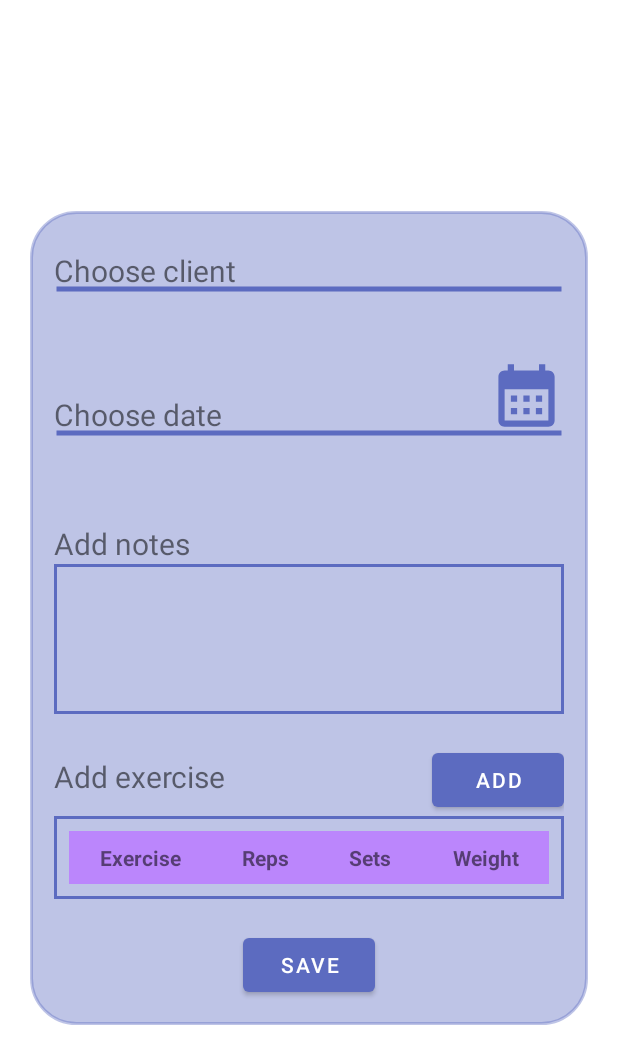
After one commit to Axi20/Project_ShapeShifters, an Android app: the layout fragment_add_workouts.xml on its own in the app's theme, with its tools: preview values and no code run, on a phone screen of 412 x 824 dp. The commit adds this screen. Shown: the top 1064 px of the screen. Run offline under Robolectric (Android 15) with nearby library versions, the phone set to English and light mode, and no system bars.

Commit message:
Add workout fragment and logic

```diff
--- a/app/src/main/java/com/grow/shapeshifters/ui/add_clients/AddClientsFragment.java
+++ b/app/src/main/java/com/grow/shapeshifters/ui/add_clients/AddClientsFragment.java
@@ -153,6 +153,7 @@ public class AddClientsFragment extends Fragment {
         } else {
             Toast.makeText(getActivity(), "Failed to add client, try again!", Toast.LENGTH_SHORT).show();
         }
+        db.close();
     }
 
     /**
--- a/app/src/main/java/com/grow/shapeshifters/ui/manage_clients/ManageClientsFragment.java
+++ b/app/src/main/java/com/grow/shapeshifters/ui/manage_clients/ManageClientsFragment.java
@@ -26,8 +26,6 @@ public class ManageClientsFragment extends Fragment {
 
     public View onCreateView(@NonNull LayoutInflater inflater,
                              ViewGroup container, Bundle savedInstanceState) {
-        ManageClientsViewModel manageClientsFragment =
-                new ViewModelProvider(this).get(ManageClientsViewModel.class);
 
         binding = FragmentManageClientsBinding.inflate(inflater, container, false);
 
@@ -69,6 +67,7 @@ public class ManageClientsFragment extends Fragment {
 
         // Notify the adapter that the data has changed.
         adapter.notifyDataSetChanged();
+        db.close();
     }
 
     @Override
--- /dev/null
+++ b/app/src/main/res/drawable/border.xml
@@ -0,0 +1,11 @@
+<?xml version="1.0" encoding="utf-8"?>
+<shape xmlns:android="http://schemas.android.com/apk/res/android">
+    <stroke
+        android:width="2dp"
+        android:color="@color/purple"/>
+    <padding
+        android:left="10dp"
+        android:top="10dp"
+        android:right="10dp"
+        android:bottom="10dp" />
+</shape>
--- /dev/null
+++ b/app/src/main/res/drawable/ic_calendar.xml
@@ -0,0 +1,5 @@
+<vector android:height="24dp" android:tint="#000000"
+    android:viewportHeight="24" android:viewportWidth="24"
+    android:width="24dp" xmlns:android="http://schemas.android.com/apk/res/android">
+    <path android:fillColor="@android:color/white" android:pathData="M19,4h-1V2h-2v2H8V2H6v2H5C3.89,4 3.01,4.9 3.01,6L3,20c0,1.1 0.89,2 2,2h14c1.1,0 2,-0.9 2,-2V6C21,4.9 20.1,4 19,4zM19,20H5V10h14V20zM9,14H7v-2h2V14zM13,14h-2v-2h2V14zM17,14h-2v-2h2V14zM9,18H7v-2h2V18zM13,18h-2v-2h2V18zM17,18h-2v-2h2V18z"/>
+</vector>
--- /dev/null
+++ b/app/src/main/res/drawable/underline.xml
@@ -0,0 +1,6 @@
+<?xml version="1.0" encoding="utf-8"?>
+<shape xmlns:android="http://schemas.android.com/apk/res/android" android:shape="line">
+    <stroke android:width="3dp" android:color="@color/purple"/>
+    <padding android:bottom="25dp"/>
+    <size android:height="50dp" />
+</shape>
--- /dev/null
+++ b/app/src/main/res/layout/fragment_add_workouts.xml
@@ -0,0 +1,153 @@
+<?xml version="1.0" encoding="utf-8"?>
+<androidx.constraintlayout.widget.ConstraintLayout xmlns:android="http://schemas.android.com/apk/res/android"
+    xmlns:app="http://schemas.android.com/apk/res-auto"
+    xmlns:tools="http://schemas.android.com/tools"
+    android:layout_width="match_parent"
+    android:layout_height="match_parent"
+    tools:context=".ui.add_workouts.AddWorkoutsFragment">
+
+    <LinearLayout
+        android:layout_width="match_parent"
+        android:layout_height="wrap_content"
+        android:layout_margin="20dp"
+        android:background="@drawable/rounded_background"
+        android:backgroundTint="#665C6BC0"
+        android:foregroundGravity="center"
+        android:gravity="center"
+        android:orientation="vertical"
+        android:padding="16dp"
+        app:layout_constraintBottom_toBottomOf="parent"
+        app:layout_constraintEnd_toEndOf="parent"
+        app:layout_constraintStart_toStartOf="parent"
+        app:layout_constraintTop_toTopOf="parent">
+
+        <LinearLayout
+            android:layout_width="match_parent"
+            android:layout_height="wrap_content"
+            android:layout_marginTop="10dp"
+            android:background="@drawable/underline"
+            android:orientation="horizontal">
+
+            <TextView
+                android:layout_width="0dp"
+                android:layout_height="wrap_content"
+                android:layout_weight="1"
+                android:text="Choose client"
+                android:textSize="20sp" />
+
+            <Spinner
+                android:id="@+id/choose_client_spinner"
+                android:layout_width="wrap_content"
+                android:layout_height="wrap_content"
+                android:hint="choose_client" />
+        </LinearLayout>
+
+        <LinearLayout
+            android:layout_width="match_parent"
+            android:layout_height="wrap_content"
+            android:layout_marginTop="20dp"
+            android:background="@drawable/underline"
+            android:orientation="horizontal">
+
+            <TextView
+                android:id="@+id/date_of_workout"
+                android:layout_width="0dp"
+                android:layout_height="wrap_content"
+                android:layout_gravity="center"
+                android:layout_weight="1"
+                android:text="Choose date"
+                android:textSize="20sp" />
+
+            <Button
+                android:id="@+id/add_date_btn"
+                android:layout_width="50dp"
+                android:layout_height="50dp"
+                android:layout_marginBottom="25dp"
+                android:background="@drawable/ic_calendar" />
+        </LinearLayout>
+
+        <TextView
+            android:layout_width="wrap_content"
+            android:layout_height="wrap_content"
+            android:layout_gravity="start"
+            android:layout_marginTop="10dp"
+            android:text="Add notes"
+            android:textSize="20sp" />
+
+        <EditText
+            android:id="@+id/add_notes"
+            android:layout_width="match_parent"
+            android:layout_height="100dp"
+            android:background="@drawable/border"
+            android:inputType="textMultiLine"
+            android:paddingLeft="5dp" />
+
+        <LinearLayout
+            android:layout_width="match_parent"
+            android:layout_height="wrap_content"
+            android:layout_marginTop="20dp"
+            android:orientation="horizontal">
+
+            <TextView
+                android:layout_width="0dp"
+                android:layout_height="wrap_content"
+                android:layout_weight="1"
+                android:text="Add exercise"
+                android:textSize="20sp" />
+
+            <Button
+                android:id="@+id/add_exercise_btn"
+                android:layout_width="wrap_content"
+                android:layout_height="wrap_content"
+                android:text="Add" />
+        </LinearLayout>
+
+        <TableLayout
+            android:id="@+id/exercises_table"
+            android:layout_width="match_parent"
+            android:layout_height="wrap_content"
+            android:background="@drawable/border"
+            android:stretchColumns="*">
+
+            <TableRow
+                android:layout_width="match_parent"
+                android:layout_height="wrap_content"
+                android:background="@color/purple_200">
+
+                <TextView
+                    android:gravity="center"
+                    android:padding="8dp"
+                    android:text="Exercise"
+                    android:textStyle="bold" />
+
+                <TextView
+                    android:gravity="center"
+                    android:padding="8dp"
+                    android:text="Reps"
+                    android:textStyle="bold" />
+
+                <TextView
+                    android:gravity="center"
+                    android:padding="8dp"
+                    android:text="Sets"
+                    android:textStyle="bold" />
+
+                <TextView
+                    android:gravity="center"
+                    android:padding="8dp"
+                    android:text="Weight"
+                    android:textStyle="bold" />
+            </TableRow>
+            <!-- TableRows will be added dynamically here -->
+        </TableLayout>
+
+        <Button
+            android:id="@+id/add_workout_btn"
+            android:layout_width="wrap_content"
+            android:layout_height="wrap_content"
+            android:layout_marginTop="20dp"
+            android:text="save" />
+    </LinearLayout>
+
+
+</androidx.constraintlayout.widget.ConstraintLayout>
--- a/app/src/main/res/layout/fragment_personal_trainings.xml
+++ b/app/src/main/res/layout/fragment_personal_trainings.xml
@@ -68,10 +68,13 @@
                 app:cardCornerRadius="10dp">
 
                 <LinearLayout
+                    android:id="@+id/add_workout_layout"
                     android:layout_width="match_parent"
                     android:layout_height="wrap_content"
                     android:background="@color/purple"
                     android:gravity="center_horizontal"
+                    android:focusable="true"
+                    android:clickable="true"
                     android:orientation="vertical">
 
                     <ImageView
--- a/app/src/main/res/values/strings.xml
+++ b/app/src/main/res/values/strings.xml
@@ -48,6 +48,12 @@
     <string name="hint_membership_start_date">Membership start date</string>
     <string name="hint_weight_kg">Weight (kg)</string>
     <string name="hint_body_fat_percentage">Body Fat Percentage (%)</string>
+    <string name="menu_add_workouts">Add workouts</string>
+    <string name="exercise_name">Name of the exercise</string>
+    <string name="reps">Repetition count</string>
+    <string name="sets">How many set</string>
+    <string name="weight">Add the weight (kg)</string>
+    <string name="menu_manage_workouts">Manage workouts</string>
 
 
 </resources>
```
Also changed, not shown: app/src/main/java/com/grow/shapeshifters/DatabaseHelper.java (+97 -0 lines), app/src/main/java/com/grow/shapeshifters/ui/add_workouts/AddWorkoutsFragment.java (added, +211 -0 lines), app/src/main/java/com/grow/shapeshifters/ui/manage_clients/Client.java (+8 -0 lines), app/src/main/java/com/grow/shapeshifters/ui/manage_clients/ManageClientsViewModel.java (deleted, +0 -19 lines), app/src/main/java/com/grow/shapeshifters/ui/manage_workouts/Exercise.java (added, +64 -0 lines), app/src/main/java/com/grow/shapeshifters/ui/manage_workouts/ManageWorkoutsFragment.java (added, +38 -0 lines), app/src/main/java/com/grow/shapeshifters/ui/personal_trainings/PersonalTrainingsFragment.java (+9 -0 lines), app/src/main/res/layout/dialog_add_exercise.xml (added, +48 -0 lines), app/src/main/res/layout/fragment_manage_workouts.xml (added, +33 -0 lines), app/src/main/res/navigation/mobile_navigation.xml (+12 -0 lines).
